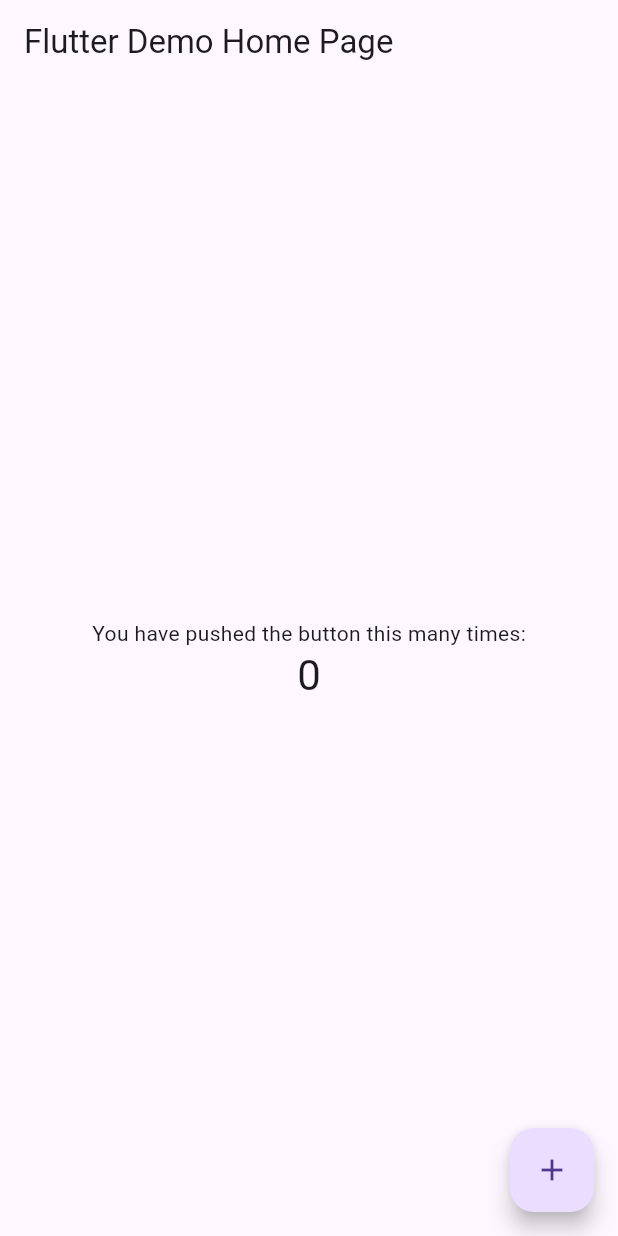
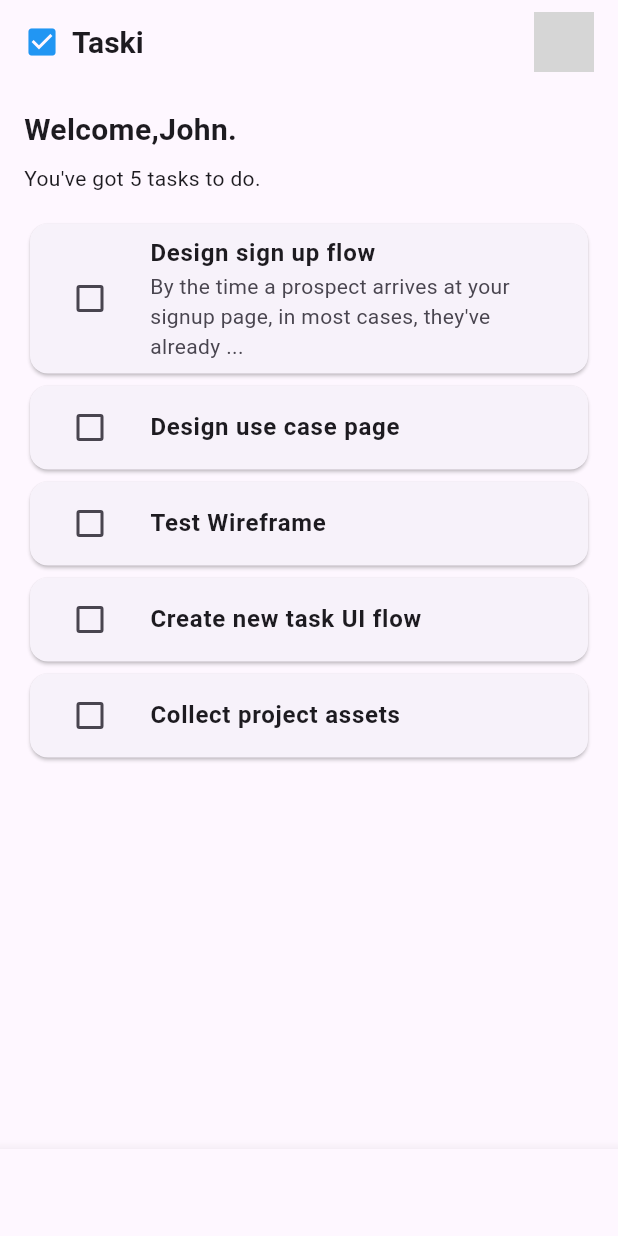
Before and after one commit to yojiniW/to-do, a Flutter app: the screen it shows after launch, on a phone screen of 412 x 824 dp. Run offline on Flutter 3.47's test engine with Material 3 defaults, Android fonts, the phone set to English and light mode, and no system bars; our stand-ins replace flutter_riverpod; network calls fail; grey boxes are pictures that could not be loaded.

Commit message:
second commit

```diff
--- a/lib/main.dart
+++ b/lib/main.dart
@@ -1,115 +1,65 @@
 import 'package:flutter/material.dart';
+import 'package:flutter_riverpod/flutter_riverpod.dart';
+import 'package:todo2/presentation/screens/home.dart';
+import 'package:todo2/presentation/screens/search.dart';
 
 void main() {
-  runApp(const MyApp());
+  runApp(const ProviderScope(child: Todo()));
 }
 
-class MyApp extends StatelessWidget {
-  const MyApp({Key? key}) : super(key: key);
+class Todo extends StatelessWidget {
+  const Todo({Key? key}) : super(key: key);
 
-  // This widget is the root of your application.
   @override
   Widget build(BuildContext context) {
     return MaterialApp(
-      title: 'Flutter Demo',
+      debugShowCheckedModeBanner: false,
       theme: ThemeData(
-        // This is the theme of your application.
-        //
-        // Try running your application with "flutter run". You'll see the
-        // application has a blue toolbar. Then, without quitting the app, try
-        // changing the primarySwatch below to Colors.green and then invoke
-        // "hot reload" (press "r" in the console where you ran "flutter run",
-        // or simply save your changes to "hot reload" in a Flutter IDE).
-        // Notice that the counter didn't reset back to zero; the application
-        // is not restarted.
         primarySwatch: Colors.blue,
       ),
-      home: const MyHomePage(title: 'Flutter Demo Home Page'),
+      home: Home(),
     );
   }
 }
 
-class MyHomePage extends StatefulWidget {
-  const MyHomePage({Key? key, required this.title}) : super(key: key);
-
-  // This widget is the home page of your application. It is stateful, meaning
-  // that it has a State object (defined below) that contains fields that affect
-  // how it looks.
-
-  // This class is the configuration for the state. It holds the values (in this
-  // case the title) provided by the parent (in this case the App widget) and
-  // used by the build method of the State. Fields in a Widget subclass are
-  // always marked "final".
-
-  final String title;
-
+class Main extends StatefulWidget {
   @override
-  State<MyHomePage> createState() => _MyHomePageState();
+  _MainState createState() => _MainState();
 }
 
-class _MyHomePageState extends State<MyHomePage> {
-  int _counter = 0;
+class _MainState extends State<Main> {
+  int _selectedIndex = 0;
 
-  void _incrementCounter() {
+  final List<Widget> _screens = [
+    Home(),
+    Search(),
+  ];
+
+  void _onItemTapped(int index) {
     setState(() {
-      // This call to setState tells the Flutter framework that something has
-      // changed in this State, which causes it to rerun the build method below
-      // so that the display can reflect the updated values. If we changed
-      // _counter without calling setState(), then the build method would not be
-      // called again, and so nothing would appear to happen.
-      _counter++;
+      _selectedIndex = index;
     });
   }
 
   @override
   Widget build(BuildContext context) {
-    // This method is rerun every time setState is called, for instance as done
-    // by the _incrementCounter method above.
-    //
-    // The Flutter framework has been optimized to make rerunning build methods
-    // fast, so that you can just rebuild anything that needs updating rather
-    // than having to individually change instances of widgets.
     return Scaffold(
-      appBar: AppBar(
-        // Here we take the value from the MyHomePage object that was created by
-        // the App.build method, and use it to set our appbar title.
-        title: Text(widget.title),
+      body: _screens[_selectedIndex],
+      bottomNavigationBar: BottomNavigationBar(
+        currentIndex: _selectedIndex,
+        onTap: _onItemTapped,
+        selectedItemColor: Colors.blue,
+        unselectedItemColor: Colors.grey,
+        showSelectedLabels: false,
+        showUnselectedLabels: false,
+        items: const [
+          BottomNavigationBarItem(icon: Icon(Icons.list_alt), label: "Todo"),
+          BottomNavigationBarItem(icon: Icon(Icons.search), label: "Todo"),
+          BottomNavigationBarItem(icon: Icon(Icons.add_circle), label: "Todo"),
+          BottomNavigationBarItem(
+              icon: Icon(Icons.check_circle), label: "Todo"),
+        ],
       ),
-      body: Center(
-        // Center is a layout widget. It takes a single child and positions it
-        // in the middle of the parent.
-        child: Column(
-          // Column is also a layout widget. It takes a list of children and
-          // arranges them vertically. By default, it sizes itself to fit its
-          // children horizontally, and tries to be as tall as its parent.
-          //
-          // Invoke "debug painting" (press "p" in the console, choose the
-          // "Toggle Debug Paint" action from the Flutter Inspector in Android
-          // Studio, or the "Toggle Debug Paint" command in Visual Studio Code)
-          // to see the wireframe for each widget.
-          //
-          // Column has various properties to control how it sizes itself and
-          // how it positions its children. Here we use mainAxisAlignment to
-          // center the children vertically; the main axis here is the vertical
-          // axis because Columns are vertical (the cross axis would be
-          // horizontal).
-          mainAxisAlignment: MainAxisAlignment.center,
-          children: <Widget>[
-            const Text(
-              'You have pushed the button this many times:',
-            ),
-            Text(
-              '$_counter',
-              style: Theme.of(context).textTheme.headline4,
-            ),
-          ],
-        ),
-      ),
-      floatingActionButton: FloatingActionButton(
-        onPressed: _incrementCounter,
-        tooltip: 'Increment',
-        child: const Icon(Icons.add),
-      ), // This trailing comma makes auto-formatting nicer for build methods.
     );
   }
 }
--- /dev/null
+++ b/lib/models/task.dart
@@ -0,0 +1,23 @@
+class Task {
+  final String title;
+
+  final String description;
+
+  bool isCompleted;
+
+  final DateTime date;
+
+  Task(
+      {required this.title,
+      required this.description,
+      this.isCompleted = false,
+      required this.date});
+
+  Task copyWith({bool? isCompleted}) {
+    return Task(
+        title: title,
+        description: description,
+        isCompleted: isCompleted ?? this.isCompleted,
+        date: date);
+  }
+}
--- /dev/null
+++ b/lib/presentation/screens/home.dart
@@ -0,0 +1,84 @@
+import 'package:flutter/material.dart';
+import 'package:flutter_riverpod/flutter_riverpod.dart';
+import 'package:todo2/viewmodel/providers/taskProvider.dart';
+
+class Home extends ConsumerWidget {
+  @override
+  Widget build(BuildContext context, WidgetRef ref) {
+    final tasks = ref.watch(taskProvider);
+    // TODO: implement build
+    return Scaffold(
+      appBar: AppBar(
+        title: const Row(
+          mainAxisAlignment: MainAxisAlignment.spaceBetween,
+          children: [
+            Row(
+              children: [
+                Icon(Icons.check_box, color: Colors.blue),
+                SizedBox(width: 8),
+                Text("Taski",
+                    style:
+                        TextStyle(fontSize: 20, fontWeight: FontWeight.bold)),
+              ],
+            ),
+            CircleAvatar(
+              backgroundImage: NetworkImage(''),
+            ),
+          ],
+        ),
+      ),
+      body: Padding(
+          padding: const EdgeInsets.all(16.0),
+          child: Column(
+            crossAxisAlignment: CrossAxisAlignment.start,
+            children: [
+              Text("Welcome,John.",
+                  style: TextStyle(fontSize: 20, fontWeight: FontWeight.bold)),
+              SizedBox(height: 8),
+              Text("You've got ${tasks.length} tasks to do."),
+              SizedBox(height: 16),
+              Expanded(
+                  child: ListView.builder(
+                itemCount: tasks.length,
+                itemBuilder: (context, index) {
+                  final task = tasks[index];
+                  return Card(
+                    child: ListTile(
+                      leading: Checkbox(
+                        value: task.isCompleted,
+                        onChanged: (value) {
+                          ref
+                              .read(taskProvider.notifier)
+                              .toggleTaskCompletion(index);
+                        },
+                      ),
+                      title: Text(
+                        task.title,
+                        style: TextStyle(
+                          fontWeight: FontWeight.bold,
+                          decoration: task.isCompleted
+                              ? TextDecoration.lineThrough
+                              : null,
+                        ),
+                      ),
+                      subtitle: task.description.isNotEmpty
+                          ? Text(task.description)
+                          : null,
+                    ),
+                  );
+                },
+              ))
+            ],
+          ),
+          ),
+      bottomNavigationBar: BottomNavigationBar(
+        items: const [
+          BottomNavigationBarItem(icon: Icon(Icons.list), label: "Todo"),
+          BottomNavigationBarItem(icon: Icon(Icons.add), label: "create"),
+          BottomNavigationBarItem(icon: Icon(Icons.search), label: "search"),
+          BottomNavigationBarItem(icon: Icon(Icons.check), label: "Done"),
+        ],
+      ),
+    );
+  }
+}
--- /dev/null
+++ b/lib/viewmodel/providers/taskProvider.dart
@@ -0,0 +1,30 @@
+import 'package:flutter_riverpod/flutter_riverpod.dart';
+import 'package:todo2/models/task.dart';
+
+final taskProvider =
+    StateNotifierProvider<TaskNotifier, List<Task>>((ref) => TaskNotifier());
+
+class TaskNotifier extends StateNotifier<List<Task>> {
+  TaskNotifier() : super([
+    Task(title: "Design sign up flow", description: "By the time a prospect arrives at your signup page, in most cases, they've already ...", date: DateTime.now()),
+    Task(title: "Design use case page", description: "", date: DateTime.now().subtract(Duration(days: 1))),
+    Task(title: "Test Wireframe", description: "", date: DateTime.now().subtract(Duration(days: 1))),
+    Task(title: "Create new task UI flow", description: "", date: DateTime(2025, 10, 8)),
+    Task(title: "Collect project assets", description: "", date: DateTime(2025, 10, 8)),
+  ]);
+
+
+  void toggleTaskCompletion(int index) {
+    state = [
+      for (int i = 0; i < state.length; i++)
+        if (i == index)
+          Task(
+              title: state[i].title,
+              description: state[i].description,
+              isCompleted: !state[i].isCompleted,
+              date: state[i].date)
+        else
+          state[i]
+    ];
+  }
+}
--- /dev/null
+++ b/lib/widgets/taskcard.dart
@@ -0,0 +1,3 @@
+import 'package:flutter/cupertino.dart';
+import 'package:flutter/src/widgets/framework.dart';
+import 'package:flutter_riverpod/flutter_riverpod.dart';
--- a/pubspec.yaml
+++ b/pubspec.yaml
@@ -29,6 +29,8 @@ environment:
 dependencies:
   flutter:
     sdk: flutter
+  flutter_riverpod: ^1.0.3+1
+  hive: ^1.1.0
 
 
   # The following adds the Cupertino Icons font to your application.
```
Also changed, not shown: lib/presentation/screens/search.dart (added, +100 -0 lines), lib/presentation/screens/completetask.dart (added), pubspec.lock, 3 other files.
